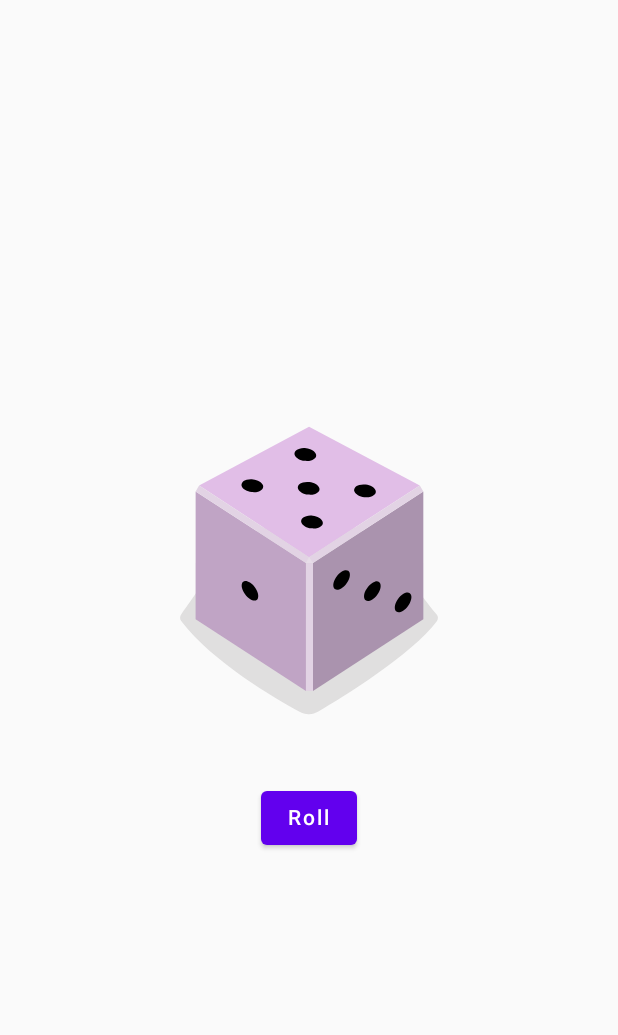
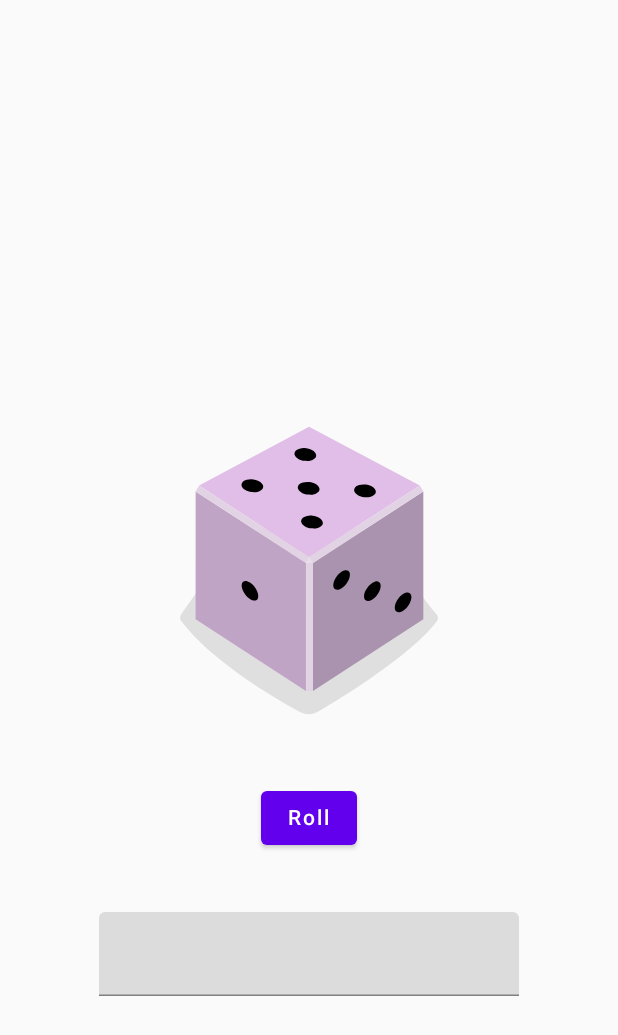
Before and after one commit to Nathan-spec/diceRoller, an Android app built with Jetpack Compose: the screen it shows after launch (MainActivity), after a tap on "Roll", on a phone screen of 412 x 824 dp. Shown: the top 1035 px of the screen. Run offline under Robolectric (Android 15) with nearby library versions, the phone set to English and light mode, and no system bars.

Commit message:
Second commit

```diff
--- a/app/src/main/java/com/example/diceroller/MainActivity.kt
+++ b/app/src/main/java/com/example/diceroller/MainActivity.kt
@@ -1,45 +1,100 @@
 package com.example.diceroller
 
 import android.os.Bundle
+import android.widget.EditText
+import android.widget.Toast
 import androidx.activity.ComponentActivity
 import androidx.activity.compose.setContent
 import androidx.compose.foundation.Image
 import androidx.compose.foundation.layout.*
-import androidx.compose.material.Button
-import androidx.compose.material.MaterialTheme
-import androidx.compose.material.Surface
-import androidx.compose.material.Text
+import androidx.compose.material.*
 import androidx.compose.runtime.*
 import androidx.compose.ui.Alignment
 import androidx.compose.ui.Modifier
 import androidx.compose.ui.res.painterResource
 import androidx.compose.ui.res.stringResource
+import androidx.compose.ui.text.input.TextFieldValue
 import androidx.compose.ui.tooling.preview.Preview
 import androidx.compose.ui.unit.dp
+import androidx.lifecycle.lifecycleScope
 import com.example.diceroller.ui.theme.DiceRollerTheme
+import kotlinx.coroutines.flow.MutableStateFlow
+import kotlinx.coroutines.flow.collectLatest
 import java.lang.Math.random
 
 class MainActivity : ComponentActivity() {
+
+    // Easier method to do it using Jetpack Compose
+
+    // 1. Declare a mutablestableof string
+    // 2. update the string with value in the text field
+    // 3. get the value the dice has been rolled to
+    // 4. convert the mutlablestateof string to int
+    // 5. check if dice rolled value and the int value are similar
+    // 6. If similar Toast
+
+    val rolled = MutableStateFlow("")
+    val prediction = MutableStateFlow("")
+
     override fun onCreate(savedInstanceState: Bundle?) {
         super.onCreate(savedInstanceState)
+
+        lifecycleScope.launchWhenCreated {
+            rolled.collectLatest {
+                if (it.isBlank()) return@collectLatest
+
+                val value = prediction.value
+                if (value.isBlank()) return@collectLatest
+
+                Toast.makeText(
+                    this@MainActivity,
+                    if (it.equals(value, true))
+                        "Congrats" else "Sorry", Toast.LENGTH_SHORT
+                ).show()
+
+            }
+        }
+
         setContent {
-           DiceRollerTheme {
-               DiceRollerApp()
-           }
+            DiceRollerTheme {
+                DiceRollerApp(
+                    rolled = { rolled.value = it.toString() },
+                    prediction = { prediction.value = it }
+                )
+            }
         }
     }
 }
 
+@Composable
+fun TextField(click: (text: String) -> Unit) {
+    var text by remember { mutableStateOf("") }
+    Column(
+        modifier = Modifier
+            .fillMaxWidth()
+            .fillMaxHeight()
+            .padding(10.dp, 150.dp),
+        horizontalAlignment = Alignment.CenterHorizontally,
+        verticalArrangement = Arrangement.Bottom
+    ) {
+        TextField(value = text, onValueChange = {
+            text = it
+            click.invoke(it)
+        })
+        Spacer(modifier = Modifier.height(10.dp))
+    }
+}
 
 @Composable
 //Will represent UI components
-fun DiceWithButtonAndImage(modifier: Modifier = Modifier
-    .fillMaxSize()
-    .wrapContentSize(Alignment.Center))
-{
-    var result by remember{ mutableStateOf(1)}
-    val imageResource = when(result)
-    {
+fun DiceWithButtonAndImage(
+    modifier: Modifier = Modifier
+        .fillMaxSize()
+        .wrapContentSize(Alignment.Center),
+    rolled: (value: Int) -> Unit
+) {
+    var result by remember { mutableStateOf(1) }
+    val imageResource = when (result) {
         1 -> R.drawable.dice_1
         2 -> R.drawable.dice_2
         3 -> R.drawable.dice_3
@@ -47,23 +102,26 @@ fun DiceWithButtonAndImage(modifier: Modifier = Modifier
         5 -> R.drawable.dice_5
         else -> R.drawable.dice_6
     }
+
     Column(modifier = modifier, horizontalAlignment = Alignment.CenterHorizontally) {
 
         Image(painter = painterResource(imageResource), contentDescription = result.toString())
         Spacer(modifier = Modifier.height(16.dp))
-        Button(onClick = {result = (1..6).random()})
+        Button(onClick = {
+            result = (1..6).random()
+            rolled.invoke(result)
+        })
         // Button is clickable and gives a random number
         {
             Text(stringResource(R.string.roll))
-
         }
     }
 
 }
 
-@Preview(showBackground = true)
+//@Preview(showBackground = true)
 @Composable
-fun DiceRollerApp()
-{
-    DiceWithButtonAndImage()
+fun DiceRollerApp(rolled: (value: Int) -> Unit, prediction: (value: String) -> Unit) {
+    DiceWithButtonAndImage() { rolled.invoke(it) }
+    TextField() { prediction.invoke(it) }
 }
--- a/app/src/main/res/values/strings.xml
+++ b/app/src/main/res/values/strings.xml
@@ -1,4 +1,5 @@
 <resources>
     <string name="app_name">Dice Roller</string>
     <string name="roll">Roll</string>
+    <string name="Predict">Predict</string>
 </resources>
```
